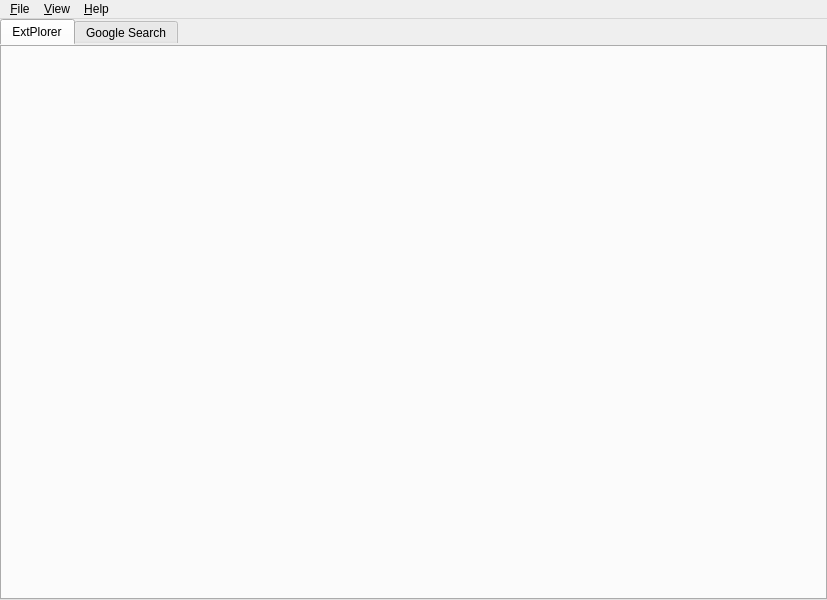
truedev1342/BestShopExtplorer, file main_window.ui: the form before one commit.
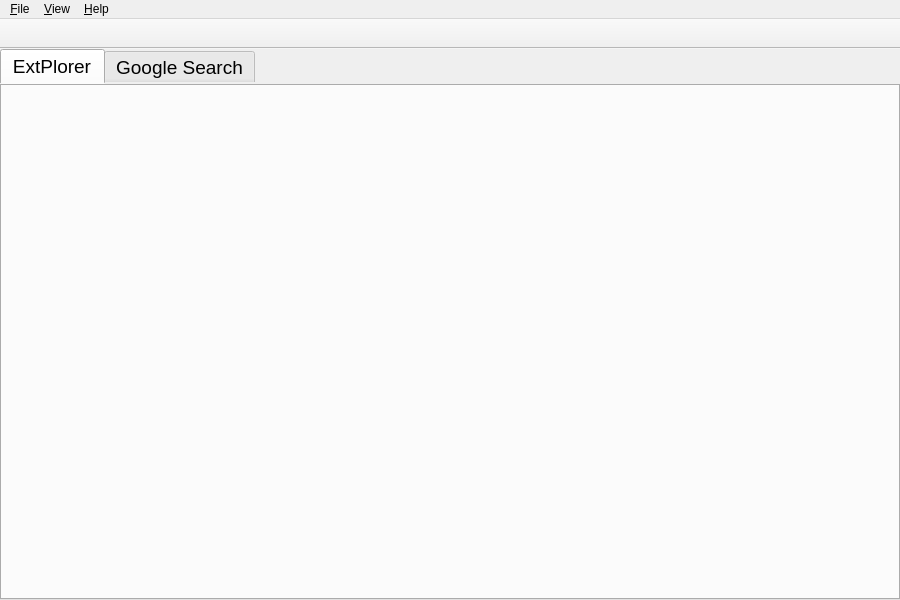
The form after the commit. The open tabs and pages were chosen to show the change. Icons and pictures are not drawn.

Commit message: go forward and back function is done

What changed in the file:
```diff
--- a/main_window.ui
+++ b/main_window.ui
@@ -6,7 +6,7 @@
    <rect>
     <x>0</x>
     <y>0</y>
-    <width>827</width>
+    <width>900</width>
     <height>600</height>
    </rect>
   </property>
@@ -54,6 +54,11 @@
     </property>
     <item>
      <widget class="QTabWidget" name="tabWidget">
+      <property name="font">
+       <font>
+        <pointsize>14</pointsize>
+       </font>
+      </property>
       <property name="styleSheet">
        <string notr="true">QTabWidget::pane {
     padding: 0px;
@@ -111,7 +116,7 @@
     <rect>
      <x>0</x>
      <y>0</y>
-     <width>827</width>
+     <width>900</width>
      <height>21</height>
     </rect>
    </property>
@@ -140,6 +145,26 @@
    <addaction name="menu_View"/>
    <addaction name="menuAbout"/>
   </widget>
+  <widget class="QToolBar" name="toolBar">
+   <property name="minimumSize">
+    <size>
+     <width>0</width>
+     <height>30</height>
+    </size>
+   </property>
+   <property name="windowTitle">
+    <string>toolBar</string>
+   </property>
+   <property name="movable">
+    <bool>false</bool>
+   </property>
+   <attribute name="toolBarArea">
+    <enum>TopToolBarArea</enum>
+   </attribute>
+   <attribute name="toolBarBreak">
+    <bool>false</bool>
+   </attribute>
+  </widget>
   <action name="actionAbout">
    <property name="text">
     <string>&amp;About</string>
```
Left out of the diff: 22 changed lines with no effect on the pictures. The commit also changes 2 other files.
